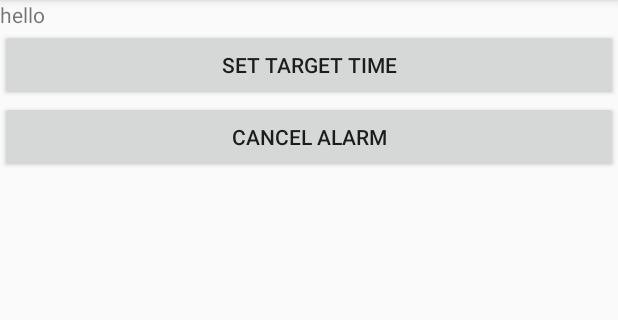
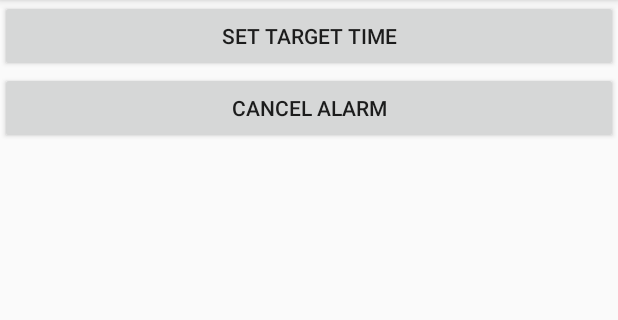
Before and after one commit to kaikaybee/SnuuzRepo, an Android app: the screen it shows after launch (MainActivity), after a tap on "Alarm Clock", on a phone screen of 412 x 824 dp, the part 84-404 px from its top. Run offline under Robolectric (Android 15) with nearby library versions, the phone set to English and light mode, and no system bars.

Commit message:
Commented code, fixed warnings, and added settings activity

```diff
--- a/app/src/main/AndroidManifest.xml
+++ b/app/src/main/AndroidManifest.xml
@@ -1,5 +1,6 @@
 <?xml version="1.0" encoding="utf-8"?>
 <manifest xmlns:android="http://schemas.android.com/apk/res/android"
+    xmlns:tools="http://schemas.android.com/tools"
     package="com.example.snuuz">
 
     <uses-permission android:name="android.permission.WAKE_LOCK" />
@@ -10,7 +11,8 @@
         android:label="@string/app_name"
         android:roundIcon="@mipmap/ic_launcher_round"
         android:supportsRtl="true"
-        android:theme="@style/Theme.AppCompat.Light.NoActionBar">
+        android:theme="@style/Theme.AppCompat.Light.NoActionBar"
+        tools:ignore="GoogleAppIndexingWarning">
         <activity android:name=".MainActivity">
             <intent-filter>
                 <action android:name="android.intent.action.MAIN" />
@@ -18,6 +20,8 @@
                 <category android:name="android.intent.category.LAUNCHER" />
             </intent-filter>
         </activity>
+        <activity android:name=".SettingsActivity" >
+        </activity>
     </application>
 
 </manifest>
--- a/app/src/main/java/com/example/snuuz/MainActivity.java
+++ b/app/src/main/java/com/example/snuuz/MainActivity.java
@@ -7,24 +7,18 @@ import android.view.MenuInflater;
 import androidx.appcompat.widget.Toolbar;
 import android.os.Bundle;
 import java.util.Calendar;
-
-import android.app.AlarmManager;
-import android.app.PendingIntent;
 import android.app.TimePickerDialog;
 import android.app.TimePickerDialog.OnTimeSetListener;
-import android.content.Context;
-import android.content.Intent;
-import android.os.Bundle;
 import android.view.View;
 import android.view.View.OnClickListener;
 import android.widget.Button;
 import android.widget.TextView;
 import android.widget.TimePicker;
+import android.content.Intent;
 
 public class MainActivity extends AppCompatActivity {
 
-    TimePicker myTimePicker;
-    Button buttonstartSetDialog;
+    Button buttonStartSetDialog;
     Button buttonCancelAlarm;
     TextView textAlarmPrompt;
 
@@ -35,14 +29,15 @@ public class MainActivity extends AppCompatActivity {
     public void onCreate(Bundle savedInstanceState) {
         super.onCreate(savedInstanceState);
         setContentView(R.layout.activity_main);
+
+        //Sets custom Toolbar to replace built-in actionBar
         Toolbar myToolbar = findViewById(R.id.main_toolbar);
         setSupportActionBar(myToolbar);
 
-
-        textAlarmPrompt = (TextView) findViewById(R.id.alarmprompt);
-
-        buttonstartSetDialog = (Button) findViewById(R.id.startSetDialog);
-        buttonstartSetDialog.setOnClickListener(new OnClickListener() {
+        //Brian's code - please comment
+        textAlarmPrompt = findViewById(R.id.alarm_prompt);
+        buttonStartSetDialog = findViewById(R.id.startSetDialog);
+        buttonStartSetDialog.setOnClickListener(new OnClickListener() {
             @Override
             public void onClick(View v) {
                 textAlarmPrompt.setText("");
@@ -50,10 +45,7 @@ public class MainActivity extends AppCompatActivity {
 
             }
         });
-
-        buttonCancelAlarm = (Button)
-
-                findViewById(R.id.cancel);
+        buttonCancelAlarm = findViewById(R.id.cancel);
         buttonCancelAlarm.setOnClickListener(new OnClickListener() {
             @Override
             public void onClick(View arg0) {
@@ -62,6 +54,8 @@ public class MainActivity extends AppCompatActivity {
         });
     }
 
+
+    //Replaces overflow menu of Toolbar with custom buttons
     @Override
     public boolean onCreateOptionsMenu(Menu menu) {
         MenuInflater inflater = getMenuInflater();
@@ -69,19 +63,17 @@ public class MainActivity extends AppCompatActivity {
         return true;
     }
 
+    //Upon a Toolbar button press, loads whichever activity it should
     @Override
     public boolean onOptionsItemSelected(MenuItem item) {
         switch (item.getItemId()) {
-            case R.id.action_clock: {
-                //call clock
-                return true;
-            }
             case R.id.action_history: {
-                //call history
+                System.out.println("History");
                 return true;
             }
             case R.id.action_settings: {
-                //call settings
+                Intent settingsIntent = new Intent(MainActivity.this, SettingsActivity.class);
+                startActivity(settingsIntent);
                 return true;
             }
             default:
@@ -89,7 +81,7 @@ public class MainActivity extends AppCompatActivity {
         }
     }
 
-
+    //Brian's code - please comment
     private void openTimePickerDialog(boolean is24r){
         Calendar calendar = Calendar.getInstance();
 
@@ -105,6 +97,7 @@ public class MainActivity extends AppCompatActivity {
 
     }
 
+    //Brian's code - please comment
     OnTimeSetListener onTimeSetListener
             = new OnTimeSetListener(){
 
--- a/app/src/main/res/layout/activity_main.xml
+++ b/app/src/main/res/layout/activity_main.xml
@@ -14,22 +14,18 @@
         android:theme="@style/BarTheme"
         app:popupTheme="@style/ThemeOverlay.AppCompat.Light" />
 
-    <TextView
-        android:layout_width="fill_parent"
-        android:layout_height="wrap_content"
-        android:text="hello" />
     <Button
         android:id="@+id/startSetDialog"
         android:layout_width="fill_parent"
         android:layout_height="wrap_content"
-        android:text="Set Target Time"/>
+        android:text="@string/set_target_time"/>
     <Button
         android:id="@+id/cancel"
         android:layout_width="fill_parent"
         android:layout_height="wrap_content"
-        android:text="Cancel Alarm"/>
+        android:text="@string/cancel_alarm"/>
     <TextView
-        android:id="@+id/alarmprompt"
+        android:id="@+id/alarm_prompt"
         android:layout_width="fill_parent"
         android:layout_height="wrap_content" />
 </LinearLayout>
--- a/app/src/main/res/values/strings.xml
+++ b/app/src/main/res/values/strings.xml
@@ -4,4 +4,6 @@
     <string name="action_clock">Alarm Clock</string>
     <string name="action_history">History</string>
     <string name="string">1</string>
+    <string name="cancel_alarm">Cancel Alarm</string>
+    <string name="set_target_time">Set Target Time</string>
 </resources>
```
